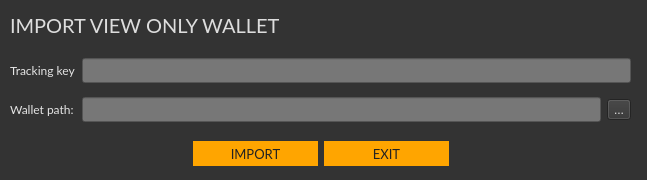
This is src/gui/ui/importviewkey.ui in ConcealNetwork/conceal-desktop as Qt 5 draws it before an edit. The edited form follows.
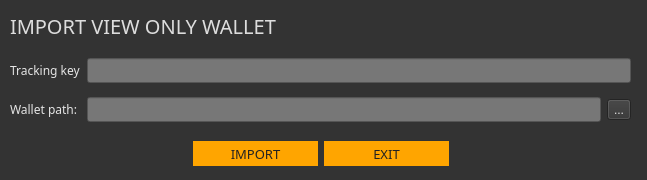
This is the edited form.

Patch:
```diff
--- a/src/gui/ui/importviewkey.ui
+++ b/src/gui/ui/importviewkey.ui
@@ -30,7 +30,7 @@
      <widget class="QLabel" name="label_2">
       <property name="font">
        <font>
-        <family>Lato</family>
+        <family>Raleway</family>
         <pointsize>9</pointsize>
        </font>
       </property>
@@ -49,7 +49,7 @@
       </property>
       <property name="font">
        <font>
-        <family>Lato</family>
+        <family>Raleway</family>
         <pointsize>9</pointsize>
        </font>
       </property>
@@ -77,7 +77,7 @@
       </property>
       <property name="font">
        <font>
-        <family>Lato</family>
+        <family>Raleway</family>
         <pointsize>9</pointsize>
        </font>
       </property>
@@ -92,7 +92,7 @@
      <widget class="QLabel" name="label">
       <property name="font">
        <font>
-        <family>Lato</family>
+        <family>Raleway</family>
         <pointsize>9</pointsize>
        </font>
       </property>
@@ -136,7 +136,7 @@
       </property>
       <property name="font">
        <font>
-        <family>Lato</family>
+        <family>Raleway</family>
         <pointsize>10</pointsize>
        </font>
       </property>
@@ -158,7 +158,7 @@
       </property>
       <property name="font">
        <font>
-        <family>Lato</family>
+        <family>Raleway</family>
         <pointsize>10</pointsize>
        </font>
       </property>
@@ -196,7 +196,7 @@
    </property>
    <property name="font">
     <font>
-     <family>Lato</family>
+     <family>Raleway</family>
      <pointsize>15</pointsize>
     </font>
    </property>
```
